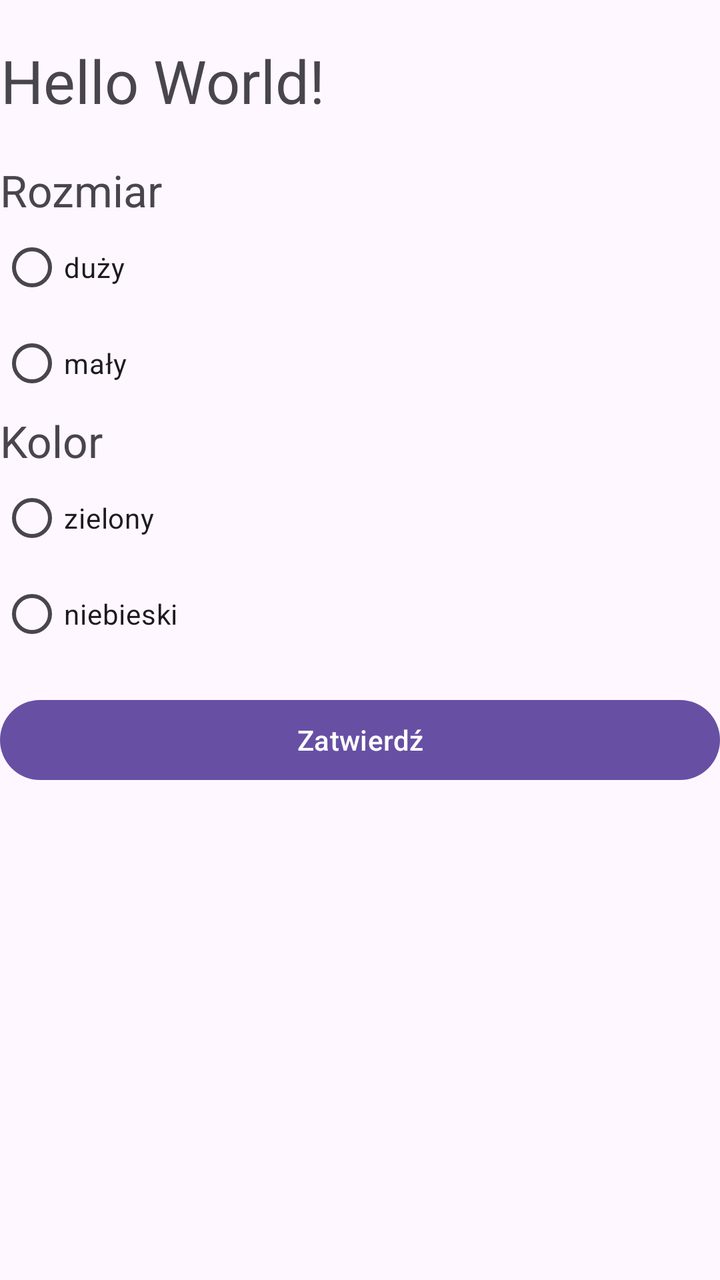
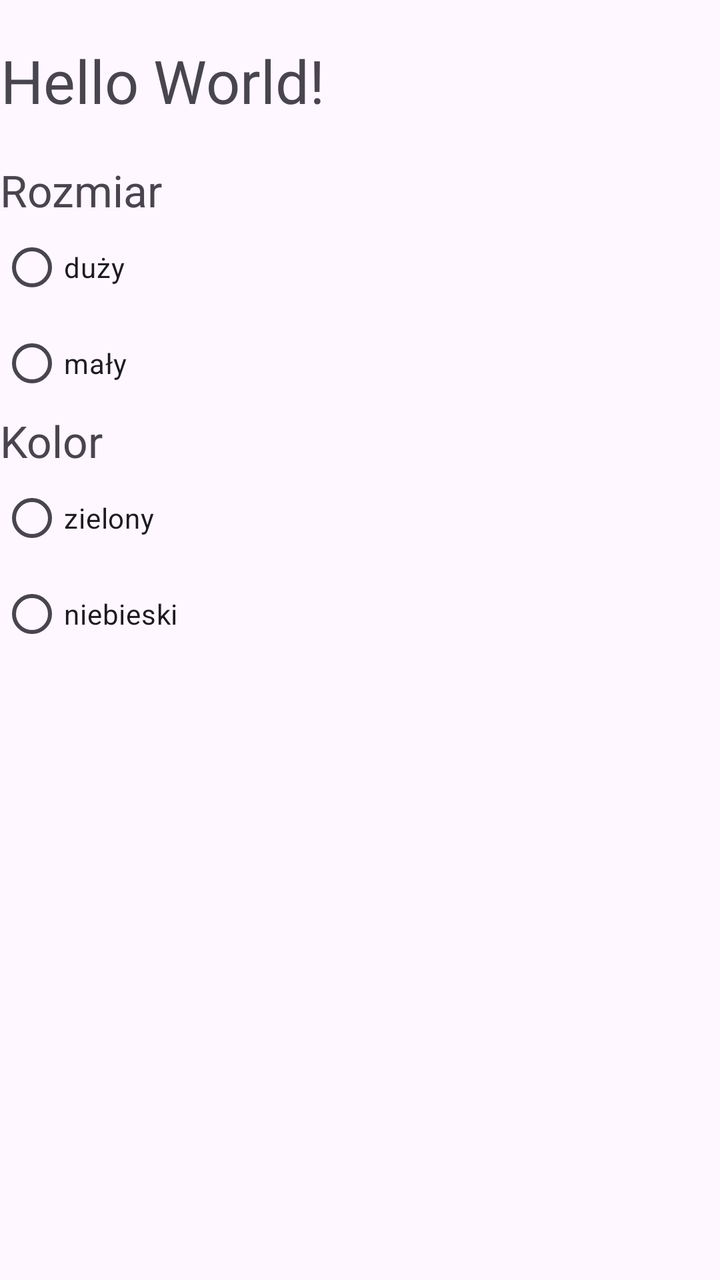

Before-and-after screenshots of an Android layout around one commit, followed by the original layout XML and the change that was made.
<!-- AndroidManifest.xml: application theme Theme.MyApplication -->
<!-- res/layout/activity_main.xml -->
<?xml version="1.0" encoding="utf-8"?>
<LinearLayout xmlns:android="http://schemas.android.com/apk/res/android"
    xmlns:app="http://schemas.android.com/apk/res-auto"
    xmlns:tools="http://schemas.android.com/tools"
    android:id="@+id/main"
    android:layout_width="match_parent"
    android:layout_height="match_parent"
    android:orientation="vertical"
    android:layout_margin="15dp"
    tools:context=".MainActivity">

    <TextView
        android:id="@+id/textView"
        android:layout_width="wrap_content"
        android:layout_height="wrap_content"
        android:layout_marginTop="20dp"
        android:layout_marginBottom="20dp"
        android:textSize="30dp"
        android:textAlignment="center"
        android:text="Hello World!" />

    <TextView
        android:id="@+id/textView2"
        android:layout_width="match_parent"
        android:layout_height="wrap_content"
        android:textSize="22dp"
        android:text="Rozmiar" />

    <RadioGroup
        android:layout_width="match_parent"
        android:layout_height="wrap_content" >

        <RadioButton
            android:id="@+id/radioButton"
            android:layout_width="match_parent"
            android:layout_height="wrap_content"
            android:text="duży" />

        <RadioButton
            android:id="@+id/radioButton2"
            android:layout_width="match_parent"
            android:layout_height="wrap_content"
            android:text="mały" />
    </RadioGroup>

    <TextView
        android:id="@+id/textView3"
        android:layout_width="match_parent"
        android:layout_height="wrap_content"
        android:textSize="22dp"
        android:text="Kolor" />

    <RadioGroup
        android:layout_width="match_parent"
        android:layout_height="wrap_content" >

        <RadioButton
            android:id="@+id/radioButton3"
            android:layout_width="match_parent"
            android:layout_height="wrap_content"
            android:text="zielony" />

        <RadioButton
            android:id="@+id/radioButton4"
            android:layout_width="match_parent"
            android:layout_height="wrap_content"
            android:text="niebieski" />
    </RadioGroup>

    <Button
        android:id="@+id/button"
        android:layout_width="match_parent"
        android:layout_height="wrap_content"
        android:layout_marginTop="15dp"
        android:text="Zatwierdź" />

</LinearLayout>
<!-- resources referenced by this layout -->
<resources>
  <style name="Theme.MyApplication" parent="Base.Theme.MyApplication" />
  <style name="Base.Theme.MyApplication" parent="Theme.Material3.DayNight.NoActionBar">
          
          
      </style>
</resources>

<!-- the commit's change to res/layout/activity_main.xml (unified diff, before → after) -->
@@ -67,11 +67,6 @@
             android:text="niebieski" />
     </RadioGroup>
 
-    <Button
-        android:id="@+id/button"
-        android:layout_width="match_parent"
-        android:layout_height="wrap_content"
-        android:layout_marginTop="15dp"
-        android:text="Zatwierdź" />
+
 
 </LinearLayout>
